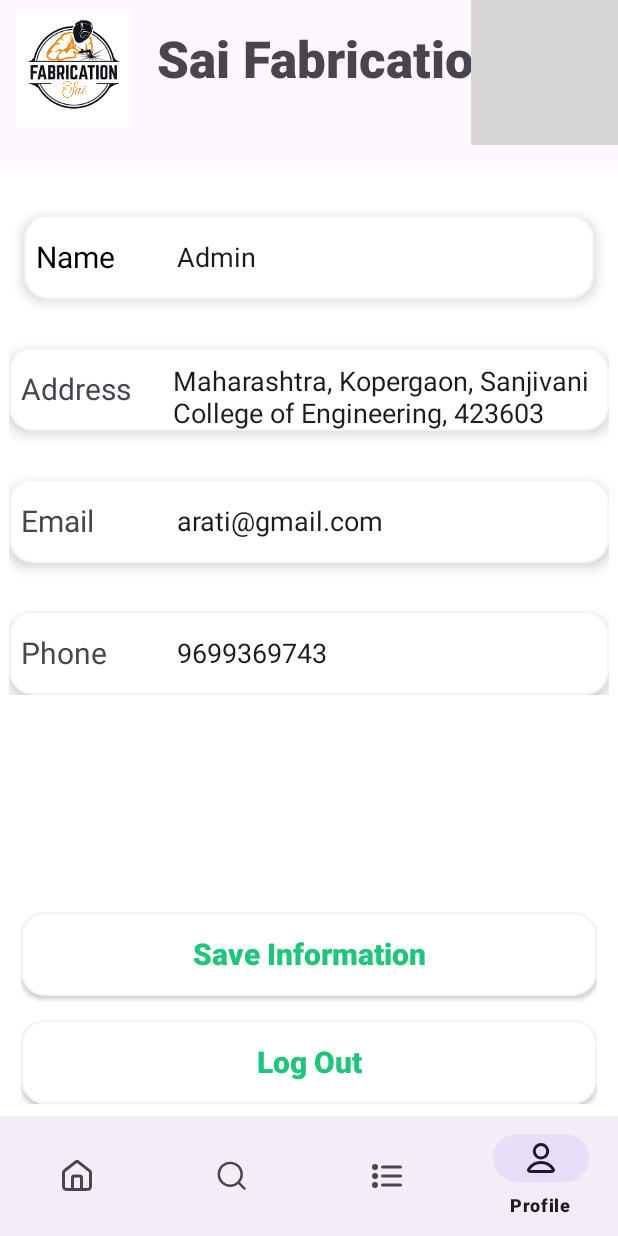
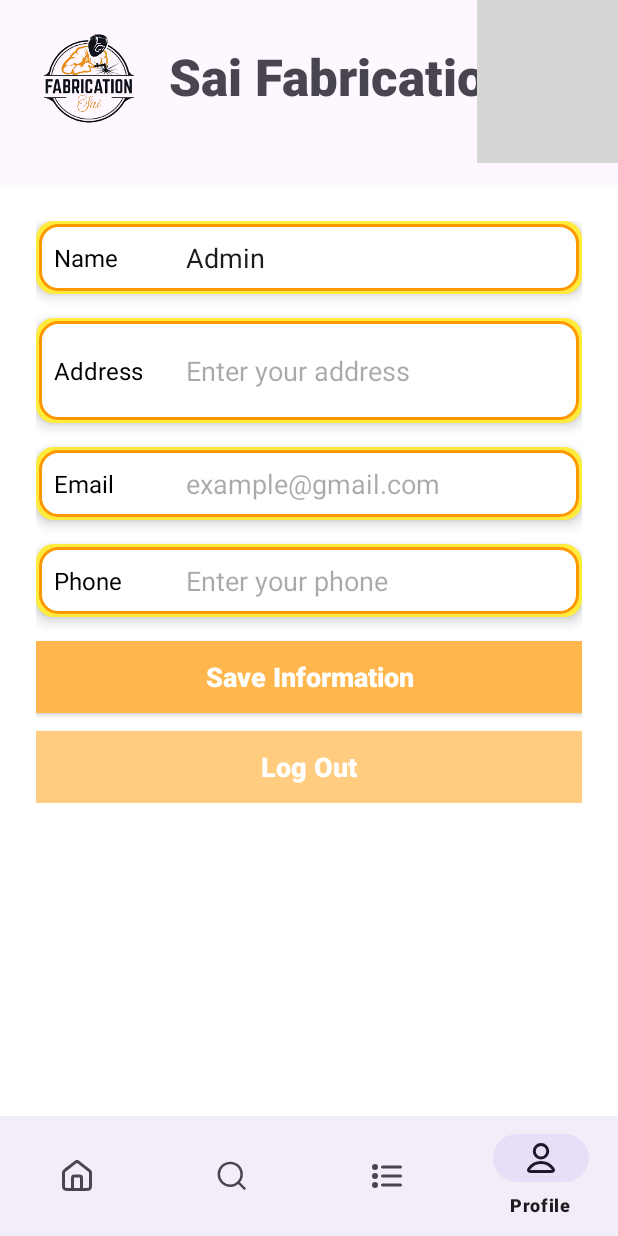
Before and after one commit to AratiThorat96/SaiFabrication_App, an Android app: the ProfileFragment screen opened through its navigation route, on a phone screen of 412 x 824 dp. Run offline under Robolectric (Android 15) with nearby library versions, the phone set to English and light mode, and no system bars; our stand-ins replace Firebase (no records; nobody signed in at launch, a user with empty details on screens opened directly), navigation-ui; grey boxes are pictures that could not be loaded.

Commit message:
changes from harshad

```diff
--- /dev/null
+++ b/app/src/main/res/drawable/custom_border.xml
@@ -0,0 +1,19 @@
+<?xml version="1.0" encoding="utf-8"?>
+<layer-list xmlns:android="http://schemas.android.com/apk/res/android">
+    <!-- Shadow Effect -->
+    <item>
+        <shape android:shape="rectangle">
+            <corners android:radius="12dp" />
+            <solid android:color="#FFEB3B" /> <!-- Light shadow with a soft yellowish-orange shade -->
+        </shape>
+    </item>
+
+    <!-- Border and Background -->
+    <item android:left="2dp" android:right="2dp" android:top="2dp" android:bottom="2dp">
+        <shape android:shape="rectangle">
+            <solid android:color="@color/white" /> <!-- White background -->
+            <stroke android:width="2dp" android:color="@color/primaryDark" /> <!-- Medium orange border -->
+            <corners android:radius="12dp" />
+        </shape>
+    </item>
+</layer-list>
--- a/app/src/main/res/drawable/profileditextshape.xml
+++ b/app/src/main/res/drawable/profileditextshape.xml
@@ -1,8 +1,30 @@
-<?xml version="1.0" encoding="utf-8"?>
-<shape xmlns:android="http://schemas.android.com/apk/res/android">
-    <stroke android:width="1dp" android:color="#f4f4f4"/>
-    <solid android:color="@color/white"/>
-    <corners android:radius="15dp"/>
+<layer-list xmlns:android="http://schemas.android.com/apk/res/android">
+    <!-- Shadow Effect -->
+    <item>
+        <shape android:shape="rectangle">
+            <corners android:radius="16dp" />
+            <solid android:color="#B3E0E0E0" /> <!-- Softer shadow -->
+        </shape>
+    </item>
 
+    <!-- Background Color -->
+    <item android:left="2dp" android:right="2dp" android:top="2dp" android:bottom="2dp">
+        <shape android:shape="rectangle">
+            <corners android:radius="16dp" />
+            <gradient
+                android:startColor="#FFFFFF"
+                android:endColor="#F5F5F5"
+                android:angle="270" /> <!-- Light gradient background -->
+            <stroke android:width="2dp" android:color="@color/primary" />
+        </shape>
+    </item>
 
-</shape>
+    <!-- Outer Border -->
+    <item android:left="4dp" android:right="4dp" android:top="4dp" android:bottom="4dp">
+        <shape android:shape="rectangle">
+            <corners android:radius="16dp" />
+            <solid android:color="@android:color/transparent" />
+            <stroke android:width="1dp" android:color="@color/primaryDark" />
+        </shape>
+    </item>
+</layer-list>
--- a/app/src/main/res/layout/activity_main.xml
+++ b/app/src/main/res/layout/activity_main.xml
@@ -20,8 +20,8 @@
         android:id="@+id/textView"
         android:layout_width="wrap_content"
         android:layout_height="wrap_content"
-        android:layout_marginTop="16dp"
-        android:layout_marginEnd="76dp"
+        android:layout_marginTop="28dp"
+        android:layout_marginEnd="68dp"
         android:fontFamily="sans-serif-black"
         android:text="Sai Fabrication"
         android:textSize="34sp"
@@ -32,6 +32,7 @@
         android:id="@+id/notificationButton"
         android:layout_width="wrap_content"
         android:layout_height="wrap_content"
+        android:backgroundTint="#00FFFFFF"
         app:layout_constraintBottom_toBottomOf="@+id/textView"
         app:layout_constraintEnd_toEndOf="parent"
         app:layout_constraintStart_toEndOf="@+id/textView"
@@ -46,10 +47,9 @@
         android:layout_marginTop="16dp"
         app:layout_constraintBottom_toBottomOf="@+id/textView"
         app:layout_constraintEnd_toStartOf="@+id/textView"
-        app:layout_constraintHorizontal_bias="0.0"
         app:layout_constraintStart_toStartOf="parent"
         app:layout_constraintTop_toTopOf="@+id/textView"
-        app:layout_constraintVertical_bias="0.52"
+        app:layout_constraintVertical_bias="0.583"
         app:srcCompat="@drawable/logo" />
 
     <fragment
--- a/app/src/main/res/layout/fragment_profile.xml
+++ b/app/src/main/res/layout/fragment_profile.xml
@@ -4,172 +4,175 @@
     android:layout_width="match_parent"
     android:layout_height="match_parent"
     android:orientation="vertical"
-    android:paddingStart="6dp"
+    android:padding="8dp"
     android:background="@color/white"
-    android:paddingEnd="6dp"
     tools:context=".Fragment.ProfileFragment">
+
+    <ScrollView
+        android:layout_width="match_parent"
+        android:layout_height="match_parent"
+        android:padding="16dp">
 
         <LinearLayout
             android:orientation="vertical"
             android:layout_width="match_parent"
-        android:layout_height="wrap_content">
+            android:layout_height="wrap_content"
+            android:gravity="center_horizontal">
 
-
-
+            <!-- Name -->
             <LinearLayout
                 android:layout_width="match_parent"
-        android:layout_height="56dp"
-        android:layout_marginLeft="10dp"
-        android:layout_marginTop="32dp"
-        android:layout_marginRight="10dp"
-        android:background="@drawable/profileditextshape"
+                android:layout_height="wrap_content"
+                android:layout_marginBottom="16dp"
+                android:padding="12dp"
+                android:background="@drawable/custom_border"
                 android:elevation="5dp"
                 android:gravity="center_vertical"
                 android:orientation="horizontal">
 
                 <TextView
-            android:layout_width="30dp"
+                    android:layout_width="80dp"
                     android:layout_height="wrap_content"
-            android:layout_marginLeft="8dp"
-            android:layout_weight="1"
+                    android:gravity="start"
                     android:text="Name"
                     android:textColor="@color/black"
-            android:textSize="20sp" />
+                    android:textSize="16sp" />
 
                 <EditText
                     android:id="@+id/name"
-            android:layout_width="wrap_content"
+                    android:layout_width="match_parent"
                     android:layout_height="wrap_content"
-            android:layout_weight="1"
                     android:background="@android:color/transparent"
                     android:ems="10"
                     android:inputType="text"
-            android:text="Admin" />
+                    android:text="Admin"
+                    android:paddingStart="8dp" />
             </LinearLayout>
 
+            <!-- Address -->
             <LinearLayout
                 android:layout_width="match_parent"
-        android:layout_height="56dp"
-        android:layout_marginTop="32dp"
-        android:background="@drawable/profileditextshape"
+                android:layout_height="wrap_content"
+                android:layout_marginBottom="16dp"
+                android:padding="12dp"
+                android:background="@drawable/custom_border"
                 android:elevation="5dp"
                 android:gravity="center_vertical"
                 android:orientation="horizontal">
 
                 <TextView
-            android:layout_width="30dp"
+                    android:layout_width="80dp"
                     android:layout_height="wrap_content"
-            android:layout_marginLeft="8dp"
-            android:layout_weight="1"
+                    android:gravity="start"
                     android:text="Address"
-            android:textSize="20sp" />
+                    android:textColor="@color/black"
+                    android:textSize="16sp" />
 
                 <EditText
                     android:id="@+id/address"
-            android:layout_width="wrap_content"
+                    android:layout_width="match_parent"
                     android:layout_height="wrap_content"
-            android:layout_marginTop="5dp"
-            android:layout_marginEnd="5dp"
-            android:layout_weight="1"
                     android:background="@android:color/transparent"
                     android:ems="10"
                     android:inputType="textMultiLine"
-            android:minLines="3"
-            android:singleLine="false"
-            android:text="Maharashtra, Kopergaon, Sanjivani College of Engineering, 423603" />
-
+                    android:hint="Enter your address"
+                    android:minLines="2"
+                    android:paddingStart="8dp" />
             </LinearLayout>
 
+            <!-- Email -->
             <LinearLayout
-            android:id="@+id/emaillayout"
                 android:layout_width="match_parent"
-            android:layout_height="56dp"
-            android:layout_marginTop="32dp"
-            android:background="@drawable/profileditextshape"
+                android:layout_height="wrap_content"
+                android:layout_marginBottom="16dp"
+                android:padding="12dp"
+                android:background="@drawable/custom_border"
                 android:elevation="5dp"
                 android:gravity="center_vertical"
                 android:orientation="horizontal">
 
                 <TextView
-                android:layout_width="30dp"
+                    android:layout_width="80dp"
                     android:layout_height="wrap_content"
-                android:layout_marginLeft="8dp"
-                android:layout_weight="1"
+                    android:gravity="start"
                     android:text="Email"
-                android:textSize="20sp" />
+                    android:textColor="@color/black"
+                    android:textSize="16sp" />
 
                 <EditText
                     android:id="@+id/email"
-                android:layout_width="wrap_content"
+                    android:layout_width="match_parent"
                     android:layout_height="wrap_content"
-                android:layout_weight="1"
                     android:background="@android:color/transparent"
                     android:ems="10"
                     android:inputType="textEmailAddress"
-                android:text="arati@gmail.com" />
+                    android:hint="example@gmail.com"
+                    android:paddingStart="8dp" />
             </LinearLayout>
 
+            <!-- Phone -->
             <LinearLayout
                 android:layout_width="match_parent"
-        android:layout_height="56dp"
-        android:layout_marginTop="32dp"
-        android:background="@drawable/profileditextshape"
+                android:layout_height="wrap_content"
+                android:layout_marginBottom="16dp"
+                android:padding="12dp"
+                android:background="@drawable/custom_border"
                 android:elevation="5dp"
                 android:gravity="center_vertical"
                 android:orientation="horizontal">
 
                 <TextView
-            android:layout_width="30dp"
+                    android:layout_width="80dp"
                     android:layout_height="wrap_content"
-            android:layout_marginLeft="8dp"
-            android:layout_weight="1"
+                    android:gravity="start"
                     android:text="Phone"
-            android:textSize="20sp" />
+                    android:textColor="@color/black"
+                    android:textSize="16sp" />
 
                 <EditText
                     android:id="@+id/phone"
-            android:layout_width="wrap_content"
+                    android:layout_width="match_parent"
                     android:layout_height="wrap_content"
-            android:layout_weight="1"
                     android:background="@android:color/transparent"
                     android:ems="10"
                     android:inputType="phone"
-            android:text="9699369743" />
+                    android:hint="Enter your phone"
+                    android:paddingStart="8dp" />
+            </LinearLayout>
 
+            <!-- Save and Logout Buttons -->
+            <LinearLayout
+                android:layout_width="match_parent"
+                android:layout_height="wrap_content"
+                android:orientation="vertical"
+                android:gravity="center">
+
+                <androidx.appcompat.widget.AppCompatButton
+                    android:id="@+id/saveinfobutton"
+                    android:layout_width="match_parent"
+                    android:layout_height="wrap_content"
+                    android:layout_marginBottom="12dp"
+                    android:background="@color/primary"
+                    android:elevation="5dp"
+                    android:text="Save Information"
+                    android:textAllCaps="false"
+                    android:textColor="@color/white"
+                    android:textSize="18sp"
+                    android:textStyle="bold" />
+
+                <androidx.appcompat.widget.AppCompatButton
+                    android:id="@+id/logoutButton"
+                    android:layout_width="match_parent"
+                    android:layout_height="wrap_content"
+                    android:background="@color/accent"
+                    android:elevation="5dp"
+                    android:text="Log Out"
+                    android:textAllCaps="false"
+                    android:textColor="@color/white"
+                    android:textSize="18sp"
+                    android:textStyle="bold" />
             </LinearLayout>
 
         </LinearLayout>
-    <LinearLayout
-        android:orientation="vertical"
-        android:layout_width="match_parent"
-        android:layout_height="wrap_content"
-        android:layout_gravity="bottom"
-        android:layout_margin="8dp">
-
-        <androidx.appcompat.widget.AppCompatButton
-            android:background="@drawable/profileditextshape"
-            android:elevation="5dp"
-            android:id="@+id/saveinfobutton"
-            android:layout_width="match_parent"
-            android:layout_height="56dp"
-            android:textAllCaps="false"
-            android:textColor="@color/textColor"
-            android:textStyle="bold"
-            android:textSize="20sp"
-            android:text="Save Information" />
-
-        <androidx.appcompat.widget.AppCompatButton
-            android:background="@drawable/profileditextshape"
-            android:elevation="5dp"
-            android:id="@+id/logoutButton"
-            android:layout_width="match_parent"
-            android:layout_height="56dp"
-            android:layout_marginTop="16dp"
-            android:textAllCaps="false"
-            android:textColor="@color/textColor"
-            android:textStyle="bold"
-            android:textSize="20sp"
-            android:text="Log Out" />
-    </LinearLayout>
-
+    </ScrollView>
 </FrameLayout>
--- a/app/src/main/res/values/colors.xml
+++ b/app/src/main/res/values/colors.xml
@@ -1,10 +1,14 @@
 <?xml version="1.0" encoding="utf-8"?>
 <resources>
     <color name="black">#FF000000</color>
+    <color name="primary">#FFB74D</color> <!-- Light Orange primary color -->
+    <color name="primaryDark">#FF9800</color> <!-- Medium orange for primaryDark -->
+    <color name="accent">#FFCC80</color>
+
+
     <color name="white">#FFFFFFFF</color>
     <color name="textColor">#1FC57A</color>
     <color name="background_color">#F5F5F5</color>
-    <color name="primary">#3F51B5</color>
+
     <color name="primary_dark">#303F9F</color>
-
 </resources>
```
Also changed, not shown: app/src/main/res/drawable/logo.png. Lines whose indentation alone changed are shown as unchanged.
